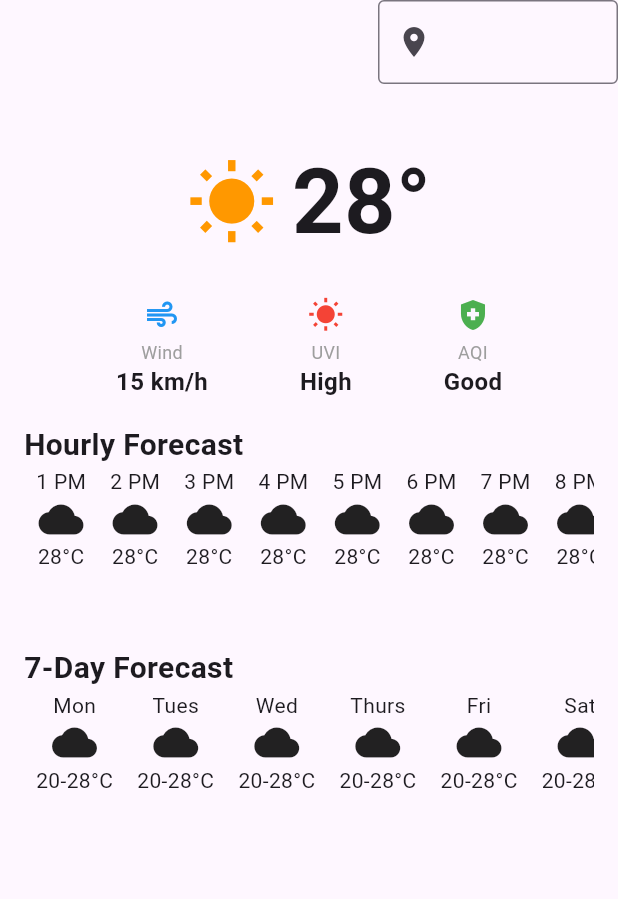
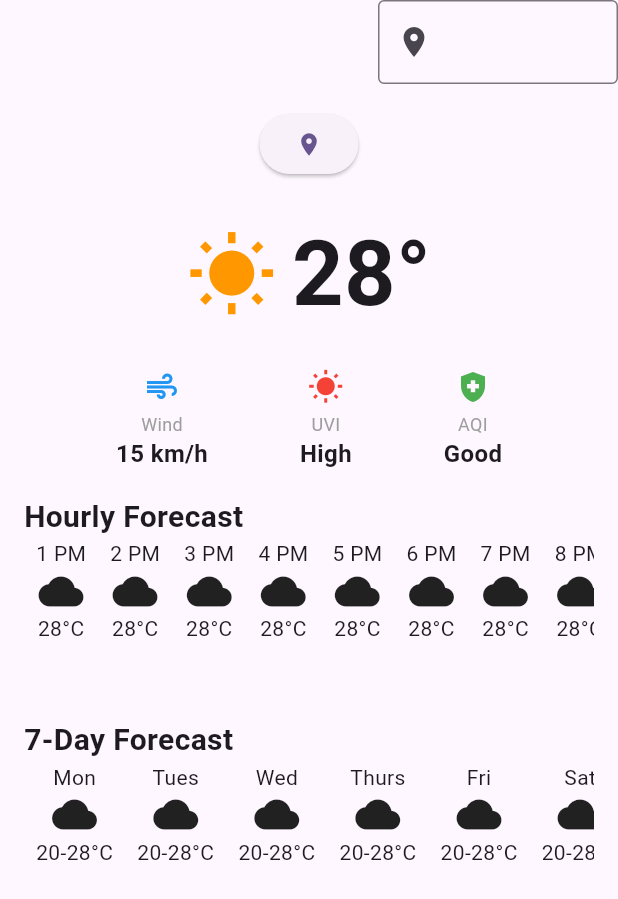
Before and after one commit to InkyChew/flutter-weather-app, a Flutter app: the screen it shows after launch, on a phone screen of 412 x 824 dp. Shown: the top 899 px of the screen. Run offline on Flutter 3.47's test engine with Material 3 defaults, Android fonts, the phone set to English and light mode, and no system bars; our stand-ins replace flutter_bloc, geolocator.

Commit message:
Add geolocation

```diff
--- /dev/null
+++ b/lib/location/cubit/location_cubit.dart
@@ -0,0 +1,34 @@
+import 'package:flutter_bloc/flutter_bloc.dart';
+import 'package:geolocator/geolocator.dart';
+
+part 'location_state.dart';
+
+class LocationCubit extends Cubit<LocationState> {
+  LocationCubit() : super(LocationInitial());
+
+  Future<void> getLocation() async {
+    try {
+      emit(LocationLoading());
+
+      bool serviceEnabled = await Geolocator.isLocationServiceEnabled();
+      if (!serviceEnabled) throw ('Location services are disabled.');
+
+      LocationPermission permission = await Geolocator.checkPermission();
+      if (permission == LocationPermission.denied) {
+        permission = await Geolocator.requestPermission();
+        if (permission == LocationPermission.denied) {
+          throw ('Location permissions are denied');
+        }
+      }
+
+      if (permission == LocationPermission.deniedForever) {
+        throw ('Location permissions are permanently denied, we cannot request permissions.');
+      }
+
+      Position position = await Geolocator.getCurrentPosition();
+      emit(LocationLoaded(position));
+    } catch (e) {
+      emit(LocationError('Failed to get location: $e'));
+    }
+  }
+}
--- /dev/null
+++ b/lib/location/cubit/location_state.dart
@@ -0,0 +1,17 @@
+part of 'location_cubit.dart';
+
+sealed class LocationState {}
+
+final class LocationInitial extends LocationState {}
+
+final class LocationLoading extends LocationState {}
+
+final class LocationLoaded extends LocationState {
+  final Position position;
+  LocationLoaded(this.position);
+}
+
+final class LocationError extends LocationState {
+  final String message;
+  LocationError(this.message);
+}
--- /dev/null
+++ b/lib/location/view/location_view.dart
@@ -0,0 +1,31 @@
+import 'package:flutter/material.dart';
+import 'package:flutter_bloc/flutter_bloc.dart';
+import 'package:weather/location/cubit/location_cubit.dart';
+
+class LocationView extends StatelessWidget {
+  const LocationView({super.key});
+
+  @override
+  Widget build(BuildContext context) {
+    return BlocProvider(
+      create: (context) => LocationCubit(),
+      child: BlocBuilder<LocationCubit, LocationState>(
+        builder: (context, state) {
+          return Container(
+            child: switch (state) {
+              LocationInitial() => ElevatedButton(
+                  onPressed: () {
+                    context.read<LocationCubit>().getLocation();
+                  },
+                  child: const Icon(Icons.place)),
+              LocationLoading() => const CircularProgressIndicator(),
+              LocationLoaded() =>
+                Text('${state.position.latitude}, ${state.position.longitude}'),
+              LocationError() => const Text(''),
+            },
+          );
+        },
+      ),
+    );
+  }
+}
--- a/lib/main.dart
+++ b/lib/main.dart
@@ -1,5 +1,5 @@
 import 'package:flutter/material.dart';
-import 'package:weather/weather_home_screen.dart';
+import 'package:weather/weather_page.dart';
 
 void main() {
   runApp(const MyApp());
@@ -18,7 +18,7 @@ class MyApp extends StatelessWidget {
         colorScheme: ColorScheme.fromSeed(seedColor: Colors.deepPurple),
         useMaterial3: true,
       ),
-      home: const WeatherHomeScreen(),
+      home: const WeatherPage(),
     );
   }
 }
--- /dev/null
+++ b/lib/weather/view/weather_loaded.dart
@@ -0,0 +1,129 @@
+import 'package:flutter/material.dart';
+import 'package:weather/location/view/location_view.dart';
+import 'package:weather/widgets/weather_detail_card.dart';
+
+class WeatherLoaded extends StatelessWidget {
+  const WeatherLoaded({super.key});
+  static const weeks = ['Mon', 'Tues', 'Wed', 'Thurs', 'Fri', 'Sat', 'Sun'];
+  @override
+  Widget build(BuildContext context) {
+    return SingleChildScrollView(
+      child: Column(
+        crossAxisAlignment: CrossAxisAlignment.start,
+        children: [
+          // Current Weather Overview
+          const Padding(
+            padding: EdgeInsets.all(16.0),
+            child: Column(
+              crossAxisAlignment: CrossAxisAlignment.center,
+              children: [
+                LocationView(),
+                SizedBox(height: 20),
+                Row(
+                  mainAxisAlignment: MainAxisAlignment.center,
+                  children: [
+                    Icon(Icons.wb_sunny, size: 60, color: Colors.orange),
+                    SizedBox(width: 10),
+                    Text(
+                      '28°', // Current Temperature
+                      style:
+                          TextStyle(fontSize: 60, fontWeight: FontWeight.bold),
+                    ),
+                  ],
+                ),
+                SizedBox(height: 20),
+                Row(
+                  // Wind Speed, UV Index, and AQI
+                  mainAxisAlignment: MainAxisAlignment.spaceEvenly,
+                  children: [
+                    WeatherDetailCard(
+                      title: 'Wind',
+                      value: '15 km/h',
+                      icon: Icons.air,
+                    ),
+                    WeatherDetailCard(
+                      title: 'UVI',
+                      value: 'High',
+                      icon: Icons.wb_sunny,
+                      color: Colors.red,
+                    ),
+                    WeatherDetailCard(
+                      title: 'AQI',
+                      value: 'Good',
+                      icon: Icons.health_and_safety,
+                      color: Colors.green,
+                    ),
+                  ],
+                ),
+              ],
+            ),
+          ),
+
+          // Hourly Forecast
+          Padding(
+            padding: const EdgeInsets.symmetric(horizontal: 16.0),
+            child: Column(
+              crossAxisAlignment: CrossAxisAlignment.start,
+              children: [
+                const Text(
+                  'Hourly Forecast',
+                  style: TextStyle(fontSize: 20, fontWeight: FontWeight.bold),
+                ),
+                SizedBox(
+                  height: 120,
+                  child: ListView.builder(
+                    scrollDirection: Axis.horizontal,
+                    itemCount: 24, // For 24 hours forecast
+                    itemBuilder: (context, index) {
+                      return Padding(
+                        padding: const EdgeInsets.symmetric(horizontal: 8.0),
+                        child: Column(
+                          children: [
+                            Text('${index + 1} PM'), // Hour
+                            const Icon(Icons.cloud, size: 30), // Weather icon
+                            const Text('28°C'), // Hourly Temperature
+                          ],
+                        ),
+                      );
+                    },
+                  ),
+                ),
+              ],
+            ),
+          ),
+
+          // Daily Forecast Tab
+          Padding(
+            padding: const EdgeInsets.symmetric(horizontal: 16.0),
+            child: Column(
+              crossAxisAlignment: CrossAxisAlignment.start,
+              children: [
+                const Text(
+                  '7-Day Forecast',
+                  style: TextStyle(fontSize: 20, fontWeight: FontWeight.bold),
+                ),
+                SizedBox(
+                  height: 120,
+                  child: ListView.builder(
+                    scrollDirection: Axis.horizontal,
+                    itemCount: 7, // 7 days
+                    itemBuilder: (context, index) {
+                      return Padding(
+                        padding: const EdgeInsets.symmetric(horizontal: 8.0),
+                        child: Column(children: [
+                          Text(weeks[index]), // Day
+                          const Icon(Icons.cloud, size: 30),
+                          const Text('20-28°C'), // Low - High
+                        ]),
+                      );
+                    },
+                  ),
+                ),
+              ],
+            ),
+          ),
+        ],
+      ),
+    );
+  }
+}
--- a/lib/weather_home_screen.dart
+++ /dev/null
@@ -1,150 +0,0 @@
-import 'package:flutter/material.dart';
-import 'package:weather/location_menu.dart';
-import 'package:weather/weather_detail_card.dart';
-
-class WeatherHomeScreen extends StatefulWidget {
-  static const weeks = ['Mon', 'Tues', 'Wed', 'Thurs', 'Fri', 'Sat', 'Sun'];
-  const WeatherHomeScreen({super.key});
-
-  @override
-  State<WeatherHomeScreen> createState() => _WeatherHomeScreenState();
-}
-
-class _WeatherHomeScreenState extends State<WeatherHomeScreen> {
-
-  String location = 'Taipei';
-  void setLocation(String? value) {
-    setState(() {
-      if(value != null) location = value;
-    });
-  }
-
-  @override
-  Widget build(BuildContext context) {
-    return Scaffold(
-      appBar: AppBar(
-        // title: const Text('Weather'),
-        actions: [
-          LocationMenu(location: location, onSelected: setLocation)
-        ],
-      ),
-      body: SingleChildScrollView(
-        child: Column(
-          crossAxisAlignment: CrossAxisAlignment.start,
-          children: [
-            // Current Weather Overview
-            const Padding(
-              padding: const EdgeInsets.all(16.0),
-              child: Column(
-                crossAxisAlignment: CrossAxisAlignment.center,
-                children: [
-                  const SizedBox(height: 20),
-                  const Row(
-                    mainAxisAlignment: MainAxisAlignment.center,
-                    children: [
-                      Icon(Icons.wb_sunny, size: 60, color: Colors.orange),
-                      SizedBox(width: 10),
-                      Text(
-                        '28°', // Current Temperature
-                        style: TextStyle(
-                            fontSize: 60, fontWeight: FontWeight.bold),
-                      ),
-                    ],
-                  ),
-                  const SizedBox(height: 20),
-                  const Row(
-                    // Wind Speed, UV Index, and AQI
-                    mainAxisAlignment: MainAxisAlignment.spaceEvenly,
-                    children: [
-                      WeatherDetailCard(
-                        title: 'Wind',
-                        value: '15 km/h',
-                        icon: Icons.air,
-                      ),
-                      WeatherDetailCard(
-                        title: 'UVI',
-                        value: 'High',
-                        icon: Icons.wb_sunny,
-                        color: Colors.red,
-                      ),
-                      WeatherDetailCard(
-                        title: 'AQI',
-                        value: 'Good',
-                        icon: Icons.health_and_safety,
-                        color: Colors.green,
-                      ),
-                    ],
-                  ),
-                ],
-              ),
-            ),
-
-            // Hourly Forecast
-            Padding(
-              padding: const EdgeInsets.symmetric(horizontal: 16.0),
-              child: Column(
-                crossAxisAlignment: CrossAxisAlignment.start,
-                children: [
-                  const Text(
-                    'Hourly Forecast',
-                    style: TextStyle(fontSize: 20, fontWeight: FontWeight.bold),
-                  ),
-                  SizedBox(
-                    height: 120,
-                    child: ListView.builder(
-                      scrollDirection: Axis.horizontal,
-                      itemCount: 24, // For 24 hours forecast
-                      itemBuilder: (context, index) {
-                        return Padding(
-                          padding: const EdgeInsets.symmetric(horizontal: 8.0),
-                          child: Column(
-                            children: [
-                              Text('${index + 1} PM'), // Hour
-                              const Icon(Icons.cloud, size: 30), // Weather icon
-                              const Text('28°C'), // Hourly Temperature
-                            ],
-                          ),
-                        );
-                      },
-                    ),
-                  ),
-                ],
-              ),
-            ),
-
-            // Daily Forecast Tab
-            Padding(
-              padding: const EdgeInsets.symmetric(horizontal: 16.0),
-              child: Column(
-                crossAxisAlignment: CrossAxisAlignment.start,
-                children: [
-                  const Text(
-                    '7-Day Forecast',
-                    style: TextStyle(fontSize: 20, fontWeight: FontWeight.bold),
-                  ),
-                  SizedBox(
-                    height: 120,
-                    child: ListView.builder(
-                      scrollDirection: Axis.horizontal,
-                      itemCount: 7, // 7 days
-                      itemBuilder: (context, index) {
-                        return Padding(
-                          padding: const EdgeInsets.symmetric(horizontal: 8.0),
-                          child: Column(children: [
-                            Text(WeatherHomeScreen.weeks[index]), // Day
-                            const Icon(Icons.cloud, size: 30),
-                            const Text('20-28°C'), // Low - High
-                          ]),
-                        );
-                      },
-                    ),
-                  ),
-                ],
-              ),
-            ),
-          ],
-        ),
-      ),
-    );
-  }
-}
--- /dev/null
+++ b/lib/weather_page.dart
@@ -0,0 +1,33 @@
+import 'package:flutter/material.dart';
+import 'package:weather/weather/view/weather_loaded.dart';
+import 'package:weather/widgets/location_menu.dart';
+
+class WeatherPage extends StatefulWidget {
+  const WeatherPage({super.key});
+
+  @override
+  State<WeatherPage> createState() => _WeatherPageState();
+}
+
+class _WeatherPageState extends State<WeatherPage> {
+
+  String location = 'Taipei';
+  void setLocation(String? value) {
+    setState(() {
+      if(value != null) location = value;
+    });
+  }
+
+  @override
+  Widget build(BuildContext context) {
+    return Scaffold(
+      appBar: AppBar(
+        // title: const Text('Weather'),
+        actions: [
+          LocationMenu(location: location, onSelected: setLocation)
+        ],
+      ),
+      body: const WeatherLoaded(),
+    );
+  }
+}
--- a/pubspec.yaml
+++ b/pubspec.yaml
@@ -35,6 +35,8 @@ dependencies:
   # The following adds the Cupertino Icons font to your application.
   # Use with the CupertinoIcons class for iOS style icons.
   cupertino_icons: ^1.0.8
+  flutter_bloc: ^8.1.6
+  geolocator: ^13.0.2
 
 dev_dependencies:
   flutter_test:
```
Also changed, not shown: lib/widgets/location_menu.dart (renamed from lib/location_menu.dart), lib/widgets/weather_detail_card.dart (renamed from lib/weather_detail_card.dart), pubspec.lock, 3 other files.
